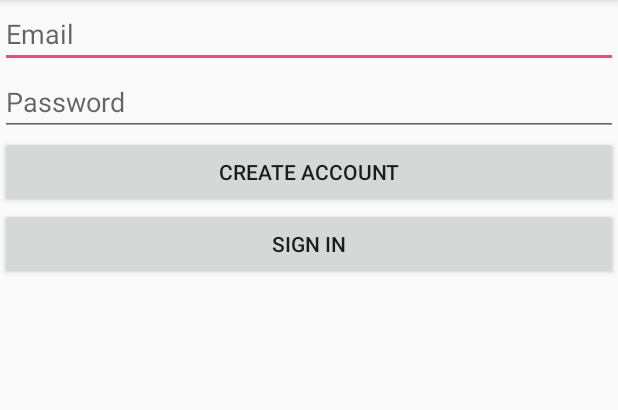
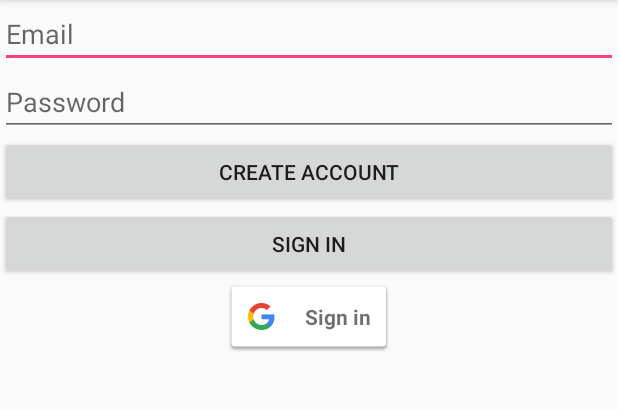
Before and after one commit to rodosaenz/FirebaseAndroid, an Android app: the screen it shows after launch (MainActivity), on a phone screen of 412 x 824 dp, the part 84-494 px from its top. Run offline under Robolectric (Android 15) with nearby library versions, the phone set to English and light mode, and no system bars; our stand-ins replace Firebase (no records; nobody signed in at launch, a user with empty details on screens opened directly).

Commit message:
Clase 8 - Integrando SDK Firebase Authentication Google

```diff
--- a/app/build.gradle
+++ b/app/build.gradle
@@ -28,6 +28,7 @@ dependencies {
 
     implementation 'com.google.firebase:firebase-core:16.0.3'
     implementation 'com.google.firebase:firebase-auth:16.0.3'
+    implementation 'com.google.android.gms:play-services-auth:15.0.1'
 }
 
 apply plugin: 'com.google.gms.google-services'
--- a/app/src/main/java/com/rodosaenz/firebasecursoplatzi/MainActivity.java
+++ b/app/src/main/java/com/rodosaenz/firebasecursoplatzi/MainActivity.java
@@ -10,20 +10,27 @@ import android.widget.Button;
 import android.widget.EditText;
 import android.widget.Toast;
 
+import com.google.android.gms.auth.api.Auth;
+import com.google.android.gms.auth.api.signin.GoogleSignInOptions;
+import com.google.android.gms.common.ConnectionResult;
+import com.google.android.gms.common.SignInButton;
+import com.google.android.gms.common.api.GoogleApiClient;
 import com.google.android.gms.tasks.OnCompleteListener;
 import com.google.android.gms.tasks.Task;
 import com.google.firebase.auth.AuthResult;
 import com.google.firebase.auth.FirebaseAuth;
 import com.google.firebase.auth.FirebaseUser;
 
-public class MainActivity extends AppCompatActivity {
+public class MainActivity extends AppCompatActivity implements GoogleApiClient.OnConnectionFailedListener{
 
     private final String TAG = "MainActivity";
     private FirebaseAuth firebaseAuth;
     private FirebaseAuth.AuthStateListener authStateListener;
+    private GoogleApiClient googleApiClient;
 
     private Button btnCreateAccount;
     private Button btnSignIn;
+    private SignInButton btnSignInGoogle;
 
     private EditText edtEmail;
     private EditText edtPassword;
@@ -35,6 +42,7 @@ public class MainActivity extends AppCompatActivity {
 
         btnCreateAccount = (Button) findViewById(R.id.btnCreateAccount);
         btnSignIn        = (Button) findViewById(R.id.btnSingIn);
+        btnSignInGoogle  = (SignInButton) findViewById(R.id.btnSignInGoogle);
 
         edtEmail         = (EditText) findViewById(R.id.edtEmail);
         edtPassword      = (EditText) findViewById(R.id.edtPassword);
@@ -70,6 +78,17 @@ public class MainActivity extends AppCompatActivity {
                 }
             }
         };
+
+        //Inicializacion de Google Account
+        GoogleSignInOptions gso = new GoogleSignInOptions.Builder(GoogleSignInOptions.DEFAULT_SIGN_IN)
+                .requestIdToken(getString(R.string.default_web_client_id))
+                .requestEmail()
+                .build();
+
+        googleApiClient = new GoogleApiClient.Builder(this)
+                .enableAutoManage(this, this)
+                .addApi(Auth.GOOGLE_SIGN_IN_API,gso)
+                .build();
     }
 
     private void createAccount(String email, String password){
@@ -112,4 +131,9 @@ public class MainActivity extends AppCompatActivity {
         super.onStop();
         firebaseAuth.removeAuthStateListener(authStateListener);
     }
+
+    @Override
+    public void onConnectionFailed(@NonNull ConnectionResult connectionResult) {
+
+    }
 }
--- a/app/src/main/res/layout/activity_main.xml
+++ b/app/src/main/res/layout/activity_main.xml
@@ -33,4 +33,11 @@
         android:layout_width="match_parent"
         android:layout_height="wrap_content"
         android:text="@string/signin_button" />
+
+    <com.google.android.gms.common.SignInButton
+        android:id="@+id/btnSignInGoogle"
+        android:layout_width="wrap_content"
+        android:layout_height="wrap_content"
+        android:layout_gravity="center_horizontal"
+        />
 </LinearLayout>
```
